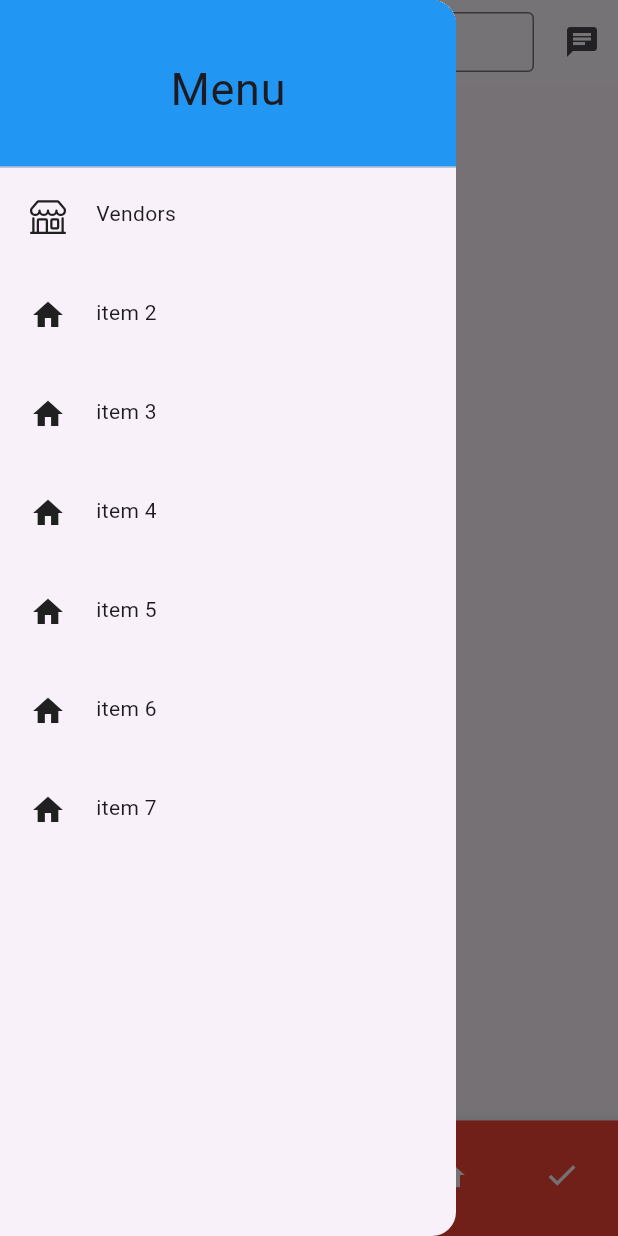
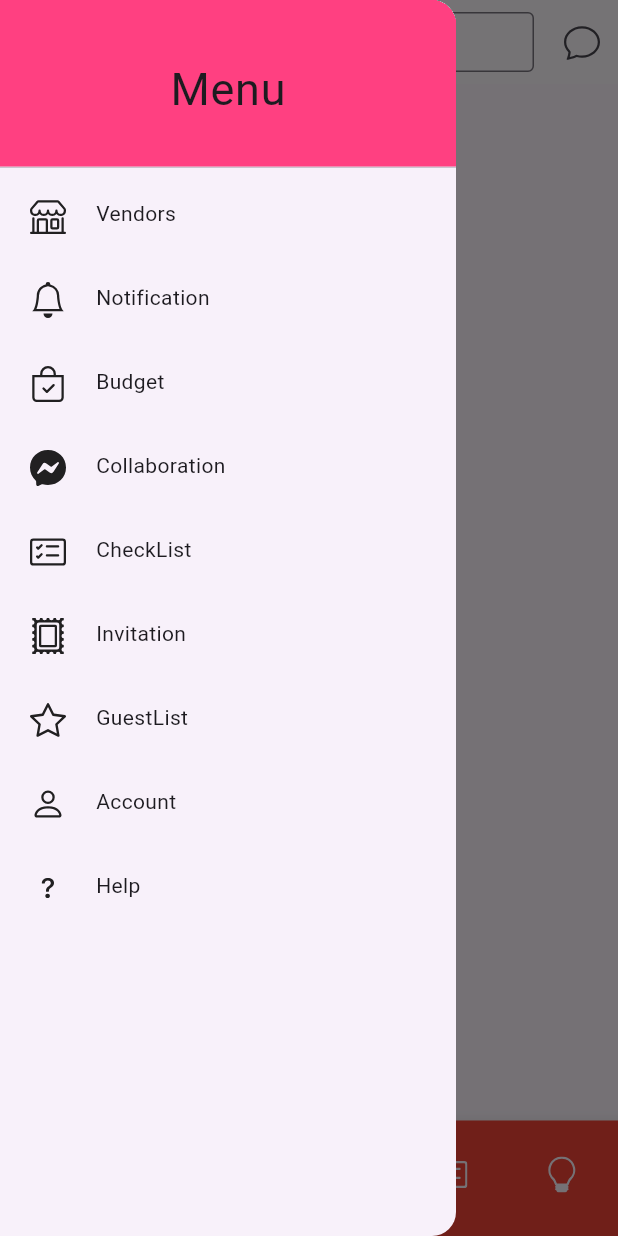
Before and after one commit to tejasvmodi/wedding_planning, a Flutter app: the Splash_Screen screen opened directly, with the side drawer open, on a phone screen of 412 x 824 dp. Run offline on Flutter 3.47's test engine with Material 2 defaults, Android fonts, the phone set to English and light mode, and no system bars; our stand-ins replace carousel_slider, dots_indicator, icons_plus.

Commit message:
commit at 21:45 23-11-2023

```diff
--- a/lib/Splash_Screen.dart
+++ b/lib/Splash_Screen.dart
@@ -1,4 +1,5 @@
 import 'package:flutter/material.dart';
+import 'package:icons_plus/icons_plus.dart';
 import 'package:wedding_application/screens/Authentication/forms/forgotpassword.dart';
 import 'package:wedding_application/screens/Authentication/forms/loginform.dart';
 import 'package:wedding_application/screens/Home/home.dart';
@@ -44,7 +45,7 @@
               ),
             ),
           ),
-          IconButton(onPressed: () {}, icon: const Icon(Icons.chat)),
+          IconButton(onPressed: () {}, icon: const Icon(Bootstrap.chat)),
         ],
         backgroundColor: Colors.white38,
       ),
@@ -69,7 +70,7 @@
           BottomNavigationBarItem(
             icon: IconButton(
               onPressed: () {},
-              icon: const Icon(Icons.home),
+              icon: const Icon(Bootstrap.house_exclamation),
             ),
             backgroundColor: Colors.red,
             label: "Home",
@@ -77,28 +78,28 @@
           BottomNavigationBarItem(
               icon: IconButton(
                 onPressed: () {},
-                icon: const Icon(Icons.home_repair_service_rounded),
+                icon: const Icon(Bootstrap.shop),
               ),
               backgroundColor: Colors.redAccent,
               label: "vendor"),
           BottomNavigationBarItem(
               icon: IconButton(
                 onPressed: () {},
-                icon: const Icon(Icons.person),
+                icon: const Icon(Bootstrap.person),
               ),
               backgroundColor: Colors.redAccent,
               label: "Account"),
           BottomNavigationBarItem(
               icon: IconButton(
                 onPressed: () {},
-                icon: const Icon(Icons.home),
+                icon: const Icon(Bootstrap.card_checklist),
               ),
               backgroundColor: Colors.redAccent,
               label: "CheckList"),
           BottomNavigationBarItem(
             icon: IconButton(
               onPressed: () {},
-              icon: const Icon(Icons.check),
+              icon: const Icon(Bootstrap.lightbulb),
             ),
             backgroundColor: Colors.redAccent,
             label: "CheckList",
--- a/lib/screens/components/drawer.dart
+++ b/lib/screens/components/drawer.dart
@@ -17,7 +17,7 @@
             //header of the Drawer
             child: DrawerHeader(
               decoration: BoxDecoration(
-                color: Colors.blue,
+                color: Colors.pinkAccent,
               ),
               child: Center(
                   child: Text(
@@ -29,7 +29,7 @@
 
           //items of the drawer portions
           Padding(
-            padding: const EdgeInsets.only(top: 12, bottom: 30, left: 20),
+            padding: const EdgeInsets.only(top: 12, bottom: 20, left: 20),
             child: Row(
               crossAxisAlignment: CrossAxisAlignment.start,
               children: [
@@ -45,17 +45,17 @@
                           builder: (context) => const OnboardingScreen(),
                         ));
                   },
-                  child: const Text("Vendors"),
+                  child: const Text("Vendors",),
                 )
               ],
             ),
           ),
           Padding(
-            padding: const EdgeInsets.only(top: 12, bottom: 30, left: 20),
+            padding: const EdgeInsets.only(top: 12, bottom: 20, left: 20),
             child: Row(
               crossAxisAlignment: CrossAxisAlignment.start,
               children: [
-                const Icon(Icons.home),
+                const Icon(Bootstrap.bell),
                 const SizedBox(
                   width: 20,
                 ),
@@ -67,17 +67,17 @@
                           builder: (context) => const OnboardingScreen(),
                         ));
                   },
-                  child: const Text("item 2 "),
+                  child: const Text("Notification"),
                 )
               ],
             ),
           ),
           Padding(
-            padding: const EdgeInsets.only(top: 12, bottom: 30, left: 20),
+            padding: const EdgeInsets.only(top: 12, bottom: 20, left: 20),
             child: Row(
               crossAxisAlignment: CrossAxisAlignment.start,
               children: [
-                const Icon(Icons.home),
+                const Icon(Bootstrap.bag_check),
                 const SizedBox(
                   width: 20,
                 ),
@@ -89,17 +89,17 @@
                           builder: (context) => const OnboardingScreen(),
                         ));
                   },
-                  child: const Text("item 3 "),
+                  child: const Text("Budget"),
                 )
               ],
             ),
           ),
           Padding(
-            padding: const EdgeInsets.only(top: 12, bottom: 30, left: 20),
+            padding: const EdgeInsets.only(top: 12, bottom: 20, left: 20),
             child: Row(
               crossAxisAlignment: CrossAxisAlignment.start,
               children: [
-                const Icon(Icons.home),
+                const Icon(Bootstrap.messenger),
                 const SizedBox(
                   width: 20,
                 ),
@@ -111,17 +111,17 @@
                           builder: (context) => const OnboardingScreen(),
                         ));
                   },
-                  child: const Text("item 4 "),
+                  child: const Text("Collaboration"),
                 )
               ],
             ),
           ),
           Padding(
-            padding: const EdgeInsets.only(top: 12, bottom: 30, left: 20),
+            padding: const EdgeInsets.only(top: 12, bottom: 20, left: 20),
             child: Row(
               crossAxisAlignment: CrossAxisAlignment.start,
               children: [
-                const Icon(Icons.home),
+                const Icon(Bootstrap.card_checklist),
                 const SizedBox(
                   width: 20,
                 ),
@@ -133,17 +133,17 @@
                           builder: (context) => const OnboardingScreen(),
                         ));
                   },
-                  child: const Text("item 5 "),
+                  child: const Text("CheckList "),
                 )
               ],
             ),
           ),
           Padding(
-            padding: const EdgeInsets.only(top: 12, bottom: 30, left: 20),
+            padding: const EdgeInsets.only(top: 12, bottom: 20, left: 20),
             child: Row(
               crossAxisAlignment: CrossAxisAlignment.start,
               children: [
-                const Icon(Icons.home),
+                const Icon(Bootstrap.postage),
                 const SizedBox(
                   width: 20,
                 ),
@@ -155,17 +155,17 @@
                           builder: (context) => const OnboardingScreen(),
                         ));
                   },
-                  child: const Text("item 6 "),
+                  child: const Text("Invitation "),
                 )
               ],
             ),
           ),
           Padding(
-            padding: const EdgeInsets.only(top: 12, bottom: 30, left: 20),
+            padding: const EdgeInsets.only(top: 12, bottom: 20, left: 20),
             child: Row(
               crossAxisAlignment: CrossAxisAlignment.start,
               children: [
-                const Icon(Icons.home),
+                const Icon(Bootstrap.star),
                 const SizedBox(
                   width: 20,
                 ),
@@ -177,7 +177,51 @@
                           builder: (context) => const OnboardingScreen(),
                         ));
                   },
-                  child: const Text("item 7"),
+                  child: const Text("GuestList"),
+                )
+              ],
+            ),
+          ),
+           Padding(
+            padding: const EdgeInsets.only(top: 12, bottom: 20, left: 20),
+            child: Row(
+              crossAxisAlignment: CrossAxisAlignment.start,
+              children: [
+                const Icon(Bootstrap.person),
+                const SizedBox(
+                  width: 20,
+                ),
+                InkWell(
+                  onTap: () {
+                    Navigator.push(
+                        context,
+                        MaterialPageRoute(
+                          builder: (context) => const OnboardingScreen(),
+                        ));
+                  },
+                  child: const Text("Account"),
+                )
+              ],
+            ),
+          ),
+           Padding(
+            padding: const EdgeInsets.only(top: 12, bottom: 20, left: 20),
+            child: Row(
+              crossAxisAlignment: CrossAxisAlignment.start,
+              children: [
+                const Icon(Bootstrap.question),
+                const SizedBox(
+                  width: 20,
+                ),
+                InkWell(
+                  onTap: () {
+                    Navigator.push(
+                        context,
+                        MaterialPageRoute(
+                          builder: (context) => const OnboardingScreen(),
+                        ));
+                  },
+                  child: const Text("Help"),
                 )
               ],
             ),
```
Lines whose indentation alone changed are shown as unchanged.
